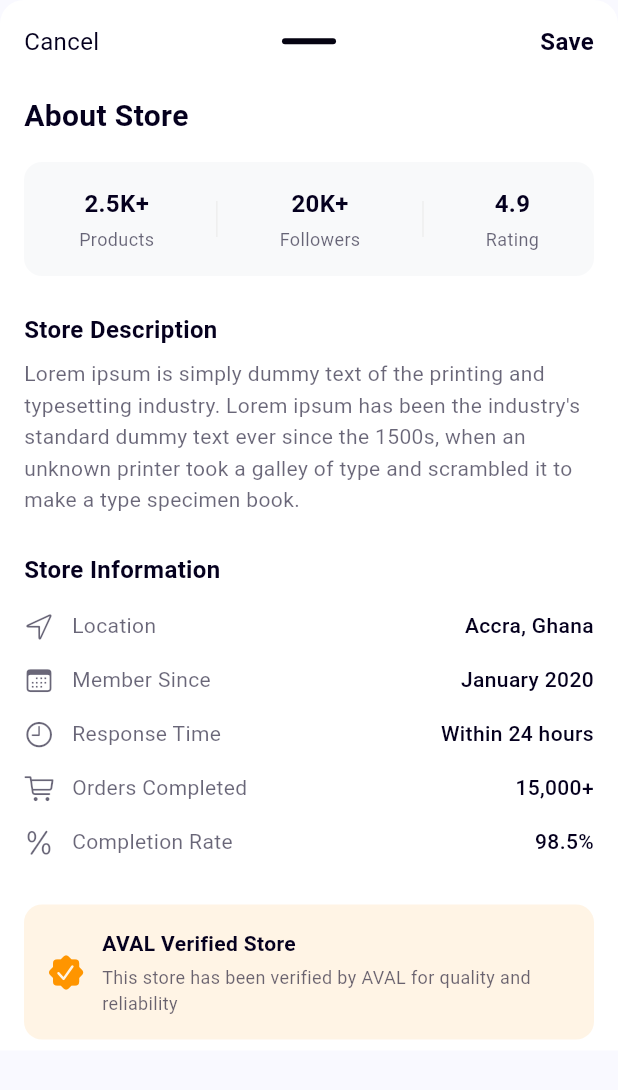
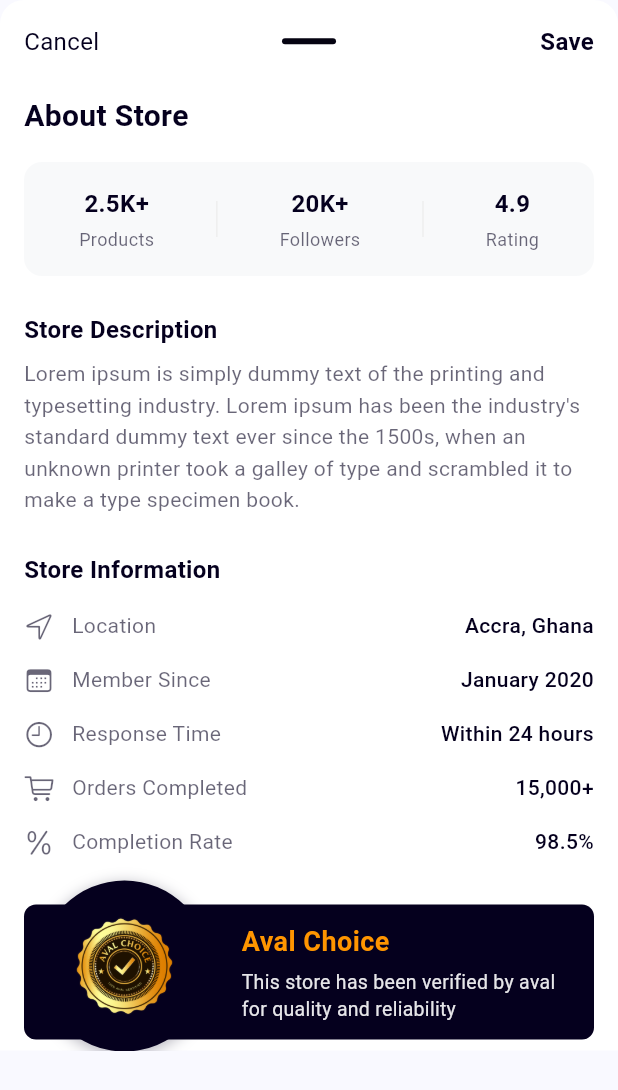
Before and after one commit to AdamsEugene/aval-mobile, a Flutter app: the StoreInfoDrawer widget shown alone on an empty page, opened directly, on a phone screen of 412 x 824 dp. Shown: the top 1090 px of the screen. Run offline on Flutter 3.47's test engine with Material 3 defaults, Android fonts, the phone set to English and light mode, and no system bars; network calls fail.

Commit message:
feat: Implement Aval Choice verification badge
Added a verification badge section with following features:
- Created dark navy backdrop (#05001E) with rounded corners
- Implemented circular badge with full-width image
- Added two-line text layout with gold title and white description
- Positioned badge to overlap container edge
- Fixed image scaling to fill circular container using DecorationImage
- Set proper padding and spacing for text content
- Added subtle shadow effects for depth
- Used Stack for proper layering of elements

This commit completes the verification badge UI component matching
the design specifications.

```diff
--- a/lib/widgets/product/drawers/store_info_drawer.dart
+++ b/lib/widgets/product/drawers/store_info_drawer.dart
@@ -103,6 +103,72 @@ class StoreInfoDrawer extends StatelessWidget {
     );
   }
 
+  Widget _buildVerificationBadge() {
+    return Stack(
+      clipBehavior: Clip.none,
+      children: [
+        Container(
+          width: double.infinity,
+          padding:
+              const EdgeInsets.only(left: 145, right: 16, top: 12, bottom: 12),
+          decoration: BoxDecoration(
+            color: const Color(0xFF05001E),
+            borderRadius: BorderRadius.circular(8),
+          ),
+          child: Column(
+            crossAxisAlignment: CrossAxisAlignment.start,
+            mainAxisSize: MainAxisSize.min,
+            children: [
+              const Text(
+                'Aval Choice',
+                style: TextStyle(
+                  color: CupertinoColors.activeOrange,
+                  fontSize: 18,
+                  fontWeight: FontWeight.w600,
+                  letterSpacing: 0.3,
+                ),
+              ),
+              const SizedBox(height: 4),
+              Text(
+                'This store has been verified by aval for quality and reliability',
+                style: TextStyle(
+                  color: CupertinoColors.white.withOpacity(0.9),
+                  fontSize: 13,
+                  height: 1.4,
+                  letterSpacing: 0.2,
+                ),
+              ),
+            ],
+          ),
+        ),
+        // Badge icon positioned on top
+        Positioned(
+          left: 10,
+          top: -16,
+          child: Container(
+            width: 114,
+            height: 114,
+            decoration: BoxDecoration(
+              shape: BoxShape.circle,
+              color: const Color(0xFF05001E),
+              image: const DecorationImage(
+                image: AssetImage('assets/images/certs/aval-choice.png'),
+                fit: BoxFit.cover,
+              ),
+              boxShadow: [
+                BoxShadow(
+                  color: const Color(0xFF05001E).withOpacity(0.3),
+                  blurRadius: 8,
+                  offset: const Offset(0, 2),
+                ),
+              ],
+            ),
+          ),
+        )
+      ],
+    );
+  }
+
   @override
   Widget build(BuildContext context) {
     return BaseDrawer(
@@ -114,7 +180,6 @@ class StoreInfoDrawer extends StatelessWidget {
       ),
       trailingAction: DrawerAction(
         text: 'Save',
-        // textColor: CupertinoColors.activeBlue,
         fontWeight: FontWeight.w600,
         onTap: () => (),
       ),
@@ -191,47 +256,7 @@ class StoreInfoDrawer extends StatelessWidget {
                     value: '98.5%',
                   ),
                   const SizedBox(height: 24),
-                  Container(
-                    padding: const EdgeInsets.all(16),
-                    decoration: BoxDecoration(
-                      color: const Color(0xFFFFF4E5),
-                      borderRadius: BorderRadius.circular(12),
-                    ),
-                    child: Row(
-                      children: [
-                        const Icon(
-                          CupertinoIcons.checkmark_seal_fill,
-                          color: CupertinoColors.activeOrange,
-                          size: 24,
-                        ),
-                        const SizedBox(width: 12),
-                        Expanded(
-                          child: Column(
-                            crossAxisAlignment: CrossAxisAlignment.start,
-                            children: [
-                              const Text(
-                                'AVAL Verified Store',
-                                style: TextStyle(
-                                  color: Color(0xFF05001E),
-                                  fontSize: 14,
-                                  fontWeight: FontWeight.w600,
-                                ),
-                              ),
-                              const SizedBox(height: 4),
-                              Text(
-                                'This store has been verified by AVAL for quality and reliability',
-                                style: TextStyle(
-                                  color:
-                                      const Color(0xFF05001E).withOpacity(0.6),
-                                  fontSize: 12,
-                                ),
-                              ),
-                            ],
-                          ),
-                        ),
-                      ],
-                    ),
-                  ),
+                  _buildVerificationBadge(),
                 ],
               ),
             ),
```
